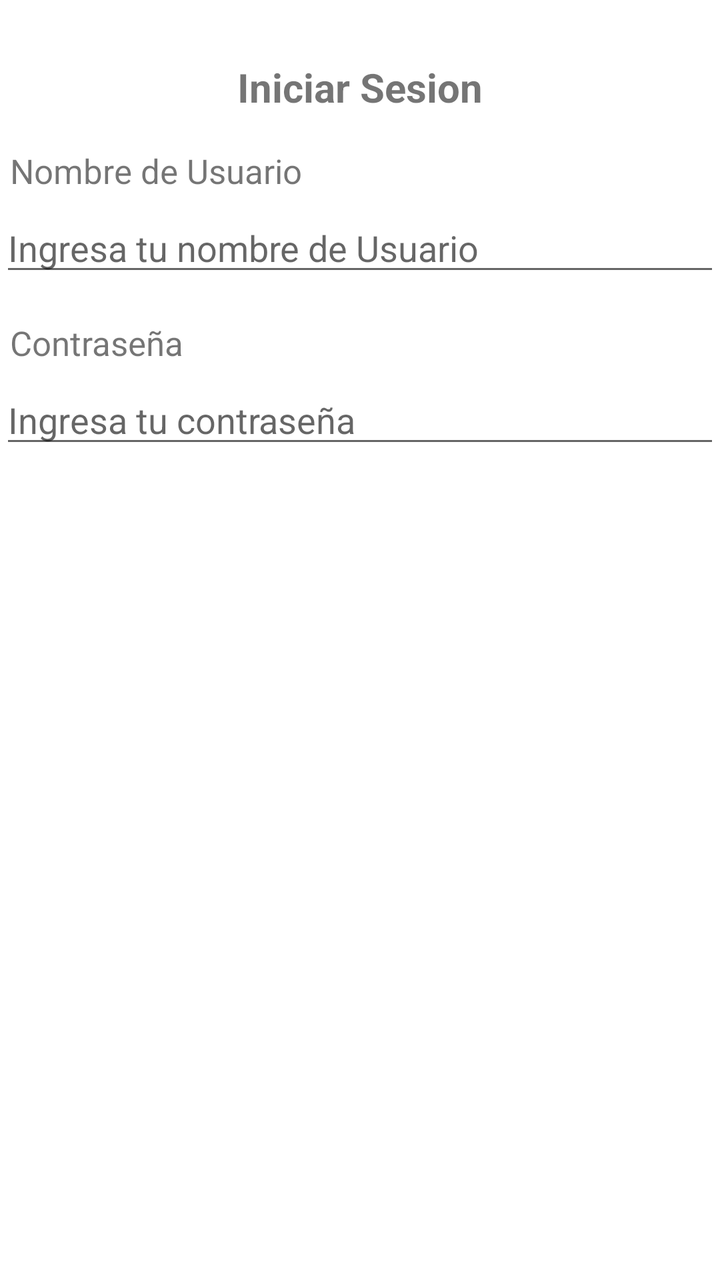
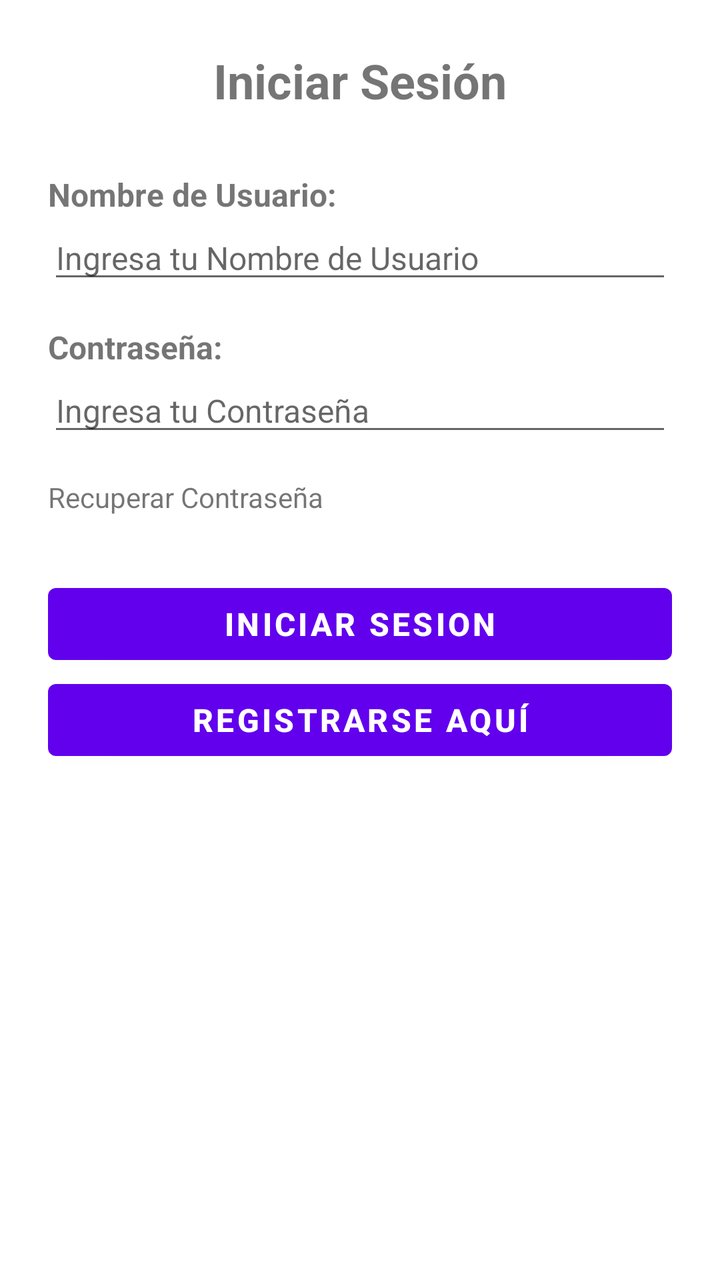

An Android layout rendered at two revisions. The XML below is the earlier revision; the diff shows what the commit changed to produce the second picture.
<!-- AndroidManifest.xml: application theme Theme.SurMarket -->
<!-- res/layout/fragment_login.xml -->
<?xml version="1.0" encoding="utf-8"?>

<ScrollView xmlns:android="http://schemas.android.com/apk/res/android"
    android:layout_width="match_parent"
    android:layout_height="match_parent">
    <LinearLayout
        android:layout_width="match_parent"
        android:layout_height="wrap_content"
        android:orientation="vertical">
        <TextView
            android:textAlignment="center"
            android:id="@+id/TXVLoginTitle"
            android:layout_width="match_parent"
            android:layout_height="wrap_content"
            android:text="@string/LoginTitle"
            android:textSize="@dimen/titleTextSize"
            android:textStyle="bold"
            android:layout_marginTop="@dimen/titleMarginTop"
            />
        <TextView
            android:id="@+id/TXVLoginUserName"
            android:layout_width="wrap_content"
            android:layout_height="wrap_content"
            android:text="@string/LoginUserName"
            android:textAlignment="textStart"
            android:textSize="@dimen/labelTextSize"
            android:layout_marginTop="@dimen/labelMarginTop"
            android:padding="@dimen/labelPadding"
            />
        <EditText
            android:id="@+id/ETXLoginUserName"
            android:layout_width="match_parent"
            android:layout_height="wrap_content"
            android:hint="@string/LoginUserNameETX"
            android:inputType="text"
            />
        <TextView
            android:id="@+id/TXVLoginUserPassword"
            android:layout_width="wrap_content"
            android:layout_height="wrap_content"
            android:text="@string/LoginUserPassword"
            android:textAlignment="textStart"
            android:textSize="@dimen/labelTextSize"
            android:layout_marginTop="@dimen/labelMarginTop"
            android:padding="@dimen/labelPadding"
            />
        <EditText
            android:id="@+id/ETXLoginUserPassword"
            android:layout_width="match_parent"
            android:layout_height="wrap_content"
            android:hint="@string/LoginUserPasswordETX"
            android:inputType="text"
            />
    </LinearLayout>
</ScrollView>
<!-- resources referenced by this layout -->
<resources>
  <dimen name="labelMarginTop">12sp</dimen>
  <dimen name="labelPadding">5sp</dimen>
  <dimen name="labelTextSize">17sp</dimen>
  <dimen name="titleMarginTop">30sp</dimen>
  <dimen name="titleTextSize">20sp</dimen>
  <string name="LoginTitle">Iniciar Sesion</string>
  <string name="LoginUserName">Nombre de Usuario</string>
  <string name="LoginUserNameETX">Ingresa tu nombre de Usuario</string>
  <string name="LoginUserPassword">Contraseña</string>
  <string name="LoginUserPasswordETX">Ingresa tu contraseña</string>
  <style name="Theme.SurMarket" parent="Theme.MaterialComponents.DayNight.DarkActionBar">
          
          <item name="colorPrimary">@color/purple_500</item>
          <item name="colorPrimaryVariant">@color/purple_700</item>
          <item name="colorOnPrimary">@color/white</item>
          
          <item name="colorSecondary">@color/teal_200</item>
          <item name="colorSecondaryVariant">@color/teal_700</item>
          <item name="colorOnSecondary">@color/black</item>
          
          <item name="android:statusBarColor">?attr/colorPrimaryVariant</item>
          
      </style>
  <color name="purple_500">#FF6200EE</color>
  <color name="purple_700">#FF3700B3</color>
  <color name="white">#FFFFFFFF</color>
  <color name="teal_200">#FF03DAC5</color>
  <color name="teal_700">#FF018786</color>
  <color name="black">#FF000000</color>
</resources>

<!-- the commit's change to res/layout/fragment_login.xml (unified diff, before → after) -->
@@ -2,54 +2,92 @@
 
 <ScrollView xmlns:android="http://schemas.android.com/apk/res/android"
     android:layout_width="match_parent"
-    android:layout_height="match_parent">
+    android:layout_height="match_parent"
+    xmlns:tools="http://schemas.android.com/tools"
+    tools:context=".FragmentLogin">
     <LinearLayout
         android:layout_width="match_parent"
         android:layout_height="wrap_content"
-        android:orientation="vertical">
+        android:orientation="vertical"
+        android:padding="@dimen/FRGContainerPadding"
+        >
+        <View
+            android:layout_width="match_parent"
+            android:layout_height="0dp"
+            android:layout_weight="1"
+            />
         <TextView
-            android:textAlignment="center"
-            android:id="@+id/TXVLoginTitle"
+            android:id="@+id/TXV_FRGLogin_Title"
             android:layout_width="match_parent"
             android:layout_height="wrap_content"
-            android:text="@string/LoginTitle"
-            android:textSize="@dimen/titleTextSize"
+            android:text="@string/FRGLogin_Title"
+            android:textSize="@dimen/FRGTitleTextSize"
             android:textStyle="bold"
-            android:layout_marginTop="@dimen/titleMarginTop"
+            android:gravity="center"
+            android:layout_marginBottom="30dp"
             />
         <TextView
-            android:id="@+id/TXVLoginUserName"
+            android:id="@+id/TXV_FRGLogin_UserName"
+            android:layout_width="match_parent"
+            android:layout_height="wrap_content"
+            android:text="@string/FRGLogin_TXVUserName"
+            android:textSize="@dimen/FRGLabelTextSize"
+            android:textStyle="bold"
+            />
+        <EditText
+            android:id="@+id/ETX_FRGLogin_UserName"
+            android:layout_width="match_parent"
+            android:layout_height="wrap_content"
+            android:hint="@string/FRGLogin_ETXUserName"
+            android:textSize="@dimen/FRGEditTextTextSize"
+            android:inputType="text"
+            android:layout_marginBottom="16dp"
+            />
+        <TextView
+            android:id="@+id/TXV_FRGLogin_Password"
+            android:layout_width="match_parent"
+            android:layout_height="wrap_content"
+            android:text="@string/FRGLogin_TXVPassword"
+            android:textSize="@dimen/FRGLabelTextSize"
+            android:textStyle="bold"
+            />
+        <EditText
+            android:id="@+id/ETX_FRGLogin_Password"
+            android:layout_width="match_parent"
+            android:layout_height="wrap_content"
+            android:hint="@string/FRGLogin_ETXPassword"
+            android:textSize="@dimen/FRGEditTextTextSize"
+            android:inputType="textPassword"
+            android:layout_marginBottom="16dp"
+            />
+        <TextView
+            android:id="@+id/TXV_FRGLogin_RecoveryPassword"
             android:layout_width="wrap_content"
             android:layout_height="wrap_content"
-            android:text="@string/LoginUserName"
-            android:textAlignment="textStart"
-            android:textSize="@dimen/labelTextSize"
-            android:layout_marginTop="@dimen/labelMarginTop"
-            android:padding="@dimen/labelPadding"
+            android:text="@string/FRGLogin_RecoveryPassword"
+            android:clickable="true"
+            android:focusable="true"
+            android:textSize="@dimen/FRGTextView2TextSize"
+            android:layout_marginBottom="30dp"
             />
-        <EditText
-            android:id="@+id/ETXLoginUserName"
+        <View
+            android:layout_width="match_parent"
+            android:layout_height="0dp"
+            android:layout_weight="2"
+            />
+        <Button
+            android:id="@+id/BTN_FRGLogin_Login"
             android:layout_width="match_parent"
             android:layout_height="wrap_content"
-            android:hint="@string/LoginUserNameETX"
-            android:inputType="text"
-            />
-        <TextView
-            android:id="@+id/TXVLoginUserPassword"
-            android:layout_width="wrap_content"
-            android:layout_height="wrap_content"
-            android:text="@string/LoginUserPassword"
-            android:textAlignment="textStart"
-            android:textSize="@dimen/labelTextSize"
-            android:layout_marginTop="@dimen/labelMarginTop"
-            android:padding="@dimen/labelPadding"
-            />
-        <EditText
-            android:id="@+id/ETXLoginUserPassword"
+            android:text="@string/FRGLogin_BTNLogin"
+            android:textSize="@dimen/FRGButtonTextSize"
+            android:textStyle="bold"/>
+        <Button
+            android:id="@+id/BTN_FRGLogin_Register"
             android:layout_width="match_parent"
             android:layout_height="wrap_content"
-            android:hint="@string/LoginUserPasswordETX"
-            android:inputType="text"
-            />
+            android:text="@string/FRGLogin_BTNRegister"
+            android:textSize="@dimen/FRGButtonTextSize"
+            android:textStyle="bold"/>
     </LinearLayout>
 </ScrollView>
<!-- resource entries referenced after the edit -->
@@ -1,15 +1,19 @@
 <!-- resources referenced by this layout -->
 <resources>
-  <dimen name="labelMarginTop">12sp</dimen>
-  <dimen name="labelPadding">5sp</dimen>
-  <dimen name="labelTextSize">17sp</dimen>
-  <dimen name="titleMarginTop">30sp</dimen>
-  <dimen name="titleTextSize">20sp</dimen>
-  <string name="LoginTitle">Iniciar Sesion</string>
-  <string name="LoginUserName">Nombre de Usuario</string>
-  <string name="LoginUserNameETX">Ingresa tu nombre de Usuario</string>
-  <string name="LoginUserPassword">Contraseña</string>
-  <string name="LoginUserPasswordETX">Ingresa tu contraseña</string>
+  <dimen name="FRGButtonTextSize">16sp</dimen>
+  <dimen name="FRGContainerPadding">24dp</dimen>
+  <dimen name="FRGEditTextTextSize">16sp</dimen>
+  <dimen name="FRGLabelTextSize">16sp</dimen>
+  <dimen name="FRGTextView2TextSize">14sp</dimen>
+  <dimen name="FRGTitleTextSize">24sp</dimen>
+  <string name="FRGLogin_BTNLogin">INICIAR SESION</string>
+  <string name="FRGLogin_BTNRegister">Registrarse Aquí</string>
+  <string name="FRGLogin_ETXPassword">Ingresa tu Contraseña</string>
+  <string name="FRGLogin_ETXUserName">Ingresa tu Nombre de Usuario</string>
+  <string name="FRGLogin_RecoveryPassword">Recuperar Contraseña</string>
+  <string name="FRGLogin_TXVPassword">Contraseña:</string>
+  <string name="FRGLogin_TXVUserName">Nombre de Usuario:</string>
+  <string name="FRGLogin_Title">Iniciar Sesión</string>
   <style name="Theme.SurMarket" parent="Theme.MaterialComponents.DayNight.DarkActionBar">
           
           <item name="colorPrimary">@color/purple_500</item>
